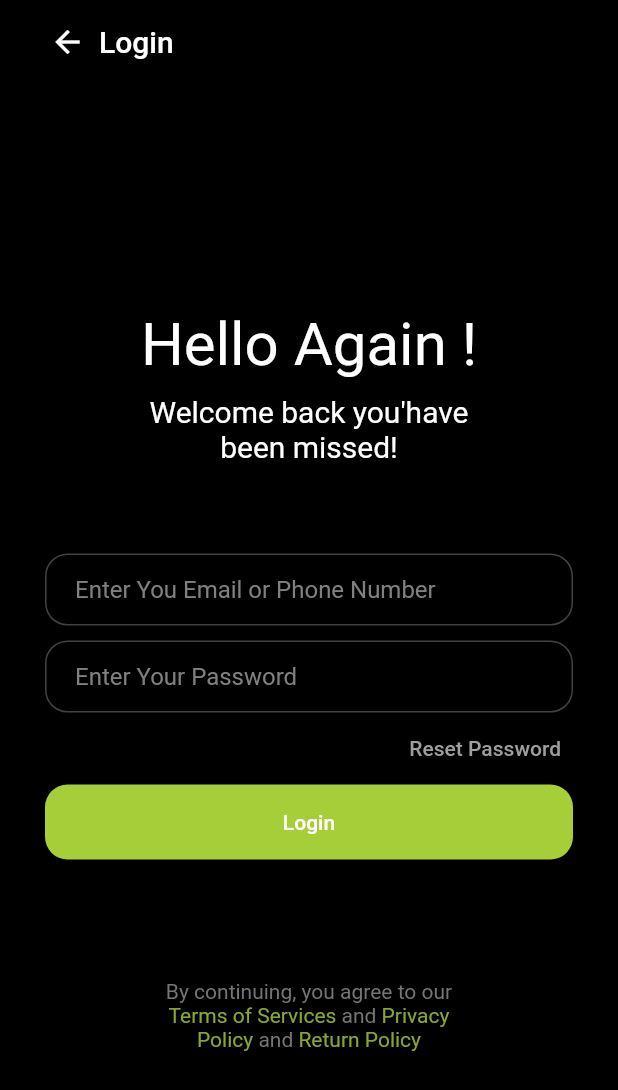
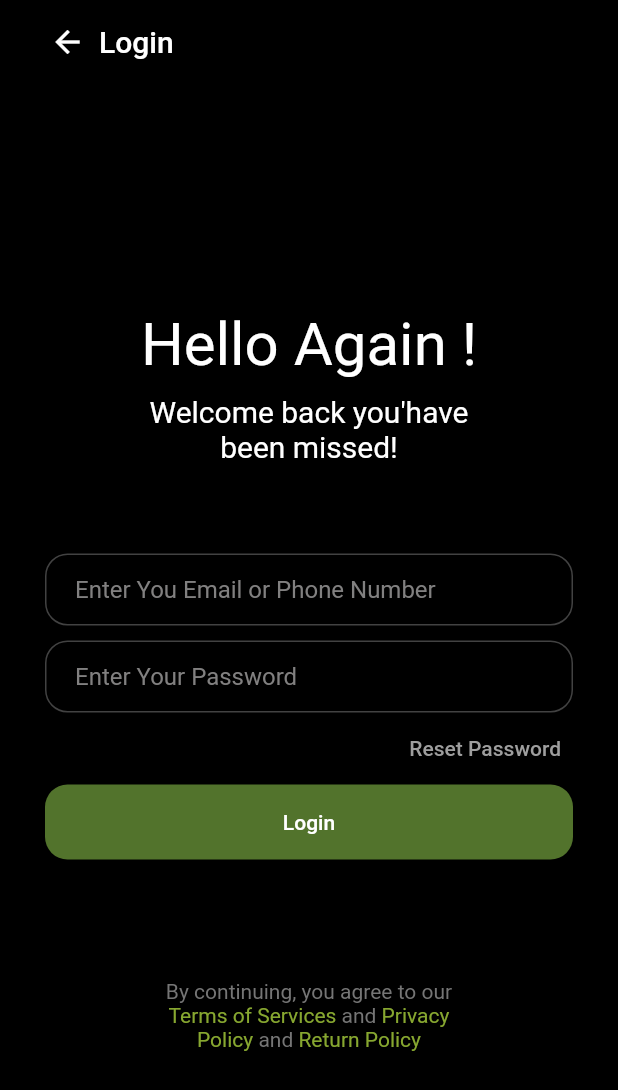
Before and after one commit to JITHIN665/Fresh4delivery, a Flutter app: the screen it shows after launch, after a tap on "Continue", on a phone screen of 412 x 824 dp. Shown: the top 1090 px of the screen. Run offline on Flutter 3.47's test engine with Material 2 defaults, Android fonts, the phone set to English and light mode, and no system bars; our stand-ins replace carousel_slider.

Commit message:
Commit Again

```diff
--- a/lib/Screens/log1.dart
+++ b/lib/Screens/log1.dart
@@ -61,7 +61,7 @@ class ScreenLog extends StatelessWidget {
                         borderRadius: BorderRadius.circular(15),
                       )),
                       backgroundColor: MaterialStateProperty.all(
-                        Color.fromARGB(255, 166, 206, 57),
+                        Color.fromARGB(150, 139, 195, 74),
                       ),
                     ),
                     onPressed: () {
--- a/lib/Screens/login.dart
+++ b/lib/Screens/login.dart
@@ -137,7 +137,7 @@ class ScreenLogin extends StatelessWidget {
                           borderRadius: BorderRadius.circular(15),
                         )),
                         backgroundColor: MaterialStateProperty.all(
-                          Color.fromARGB(255, 166, 206, 57),
+                          Color.fromARGB(150, 139, 195, 74),
                         )),
                     onPressed: () {
                       Navigator.push(
--- a/lib/Screens/signup.dart
+++ b/lib/Screens/signup.dart
@@ -202,7 +202,7 @@ class SignUp extends StatelessWidget {
                           borderRadius: BorderRadius.circular(15),
                         )),
                         backgroundColor: MaterialStateProperty.all(
-                          Color.fromARGB(255, 166, 206, 57),
+                          Color.fromARGB(150, 139, 195, 74),
                         )),
                     onPressed: () {
                       // Navigator.push(
```
Also changed, not shown: 4 other files.
